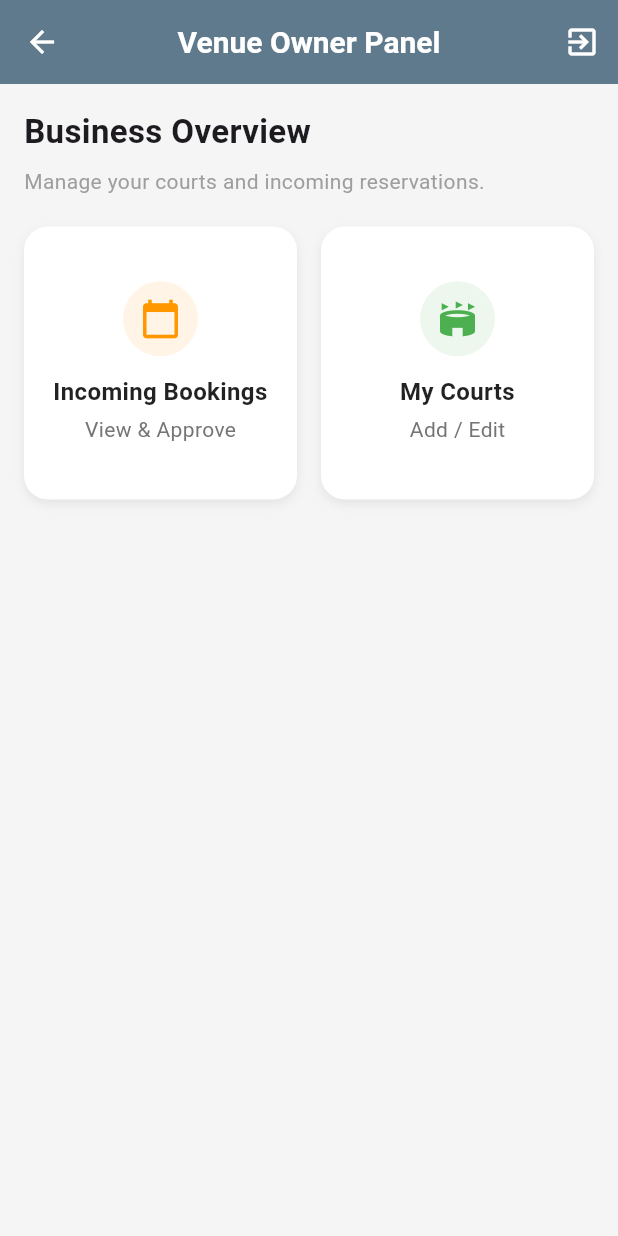
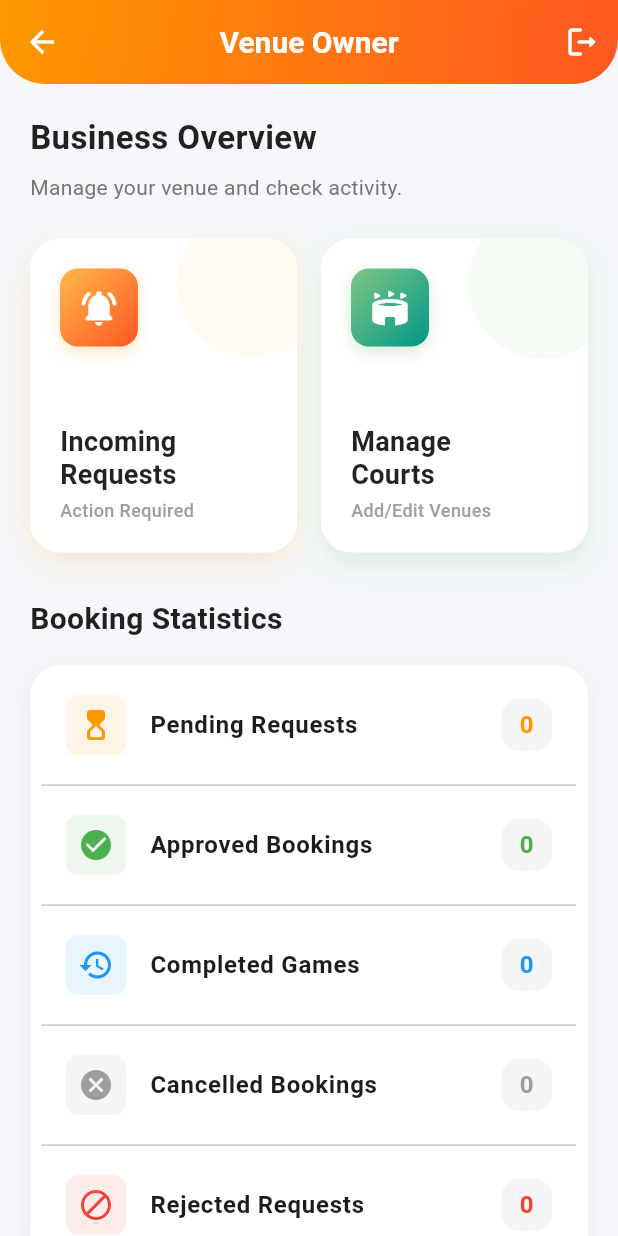
Before and after one commit to AmirKma112/court_time, a Flutter app: the OwnerDashboard screen opened by its route, on a phone screen of 412 x 824 dp. Run offline on Flutter 3.47's test engine with Material 3 defaults, Android fonts, the phone set to English and light mode, and no system bars; our stand-ins replace cloud_firestore, firebase_auth, firebase_core, firebase_storage, image_picker; accounts and stored records are empty.

Commit message:
update owner dashboard

```diff
--- a/lib/screens/owner/owner_dashboard.dart
+++ b/lib/screens/owner/owner_dashboard.dart
@@ -1,13 +1,13 @@
 import 'package:flutter/material.dart';
+import 'package:cloud_firestore/cloud_firestore.dart';
 import '../../services/auth_service.dart';
 import '../auth/login_screen.dart';
-import 'owner_manage_bookings.dart'; // We will create this next
+import 'owner_manage_bookings.dart';
 import 'owner_manage_courts.dart';
 
 class OwnerDashboard extends StatelessWidget {
   const OwnerDashboard({super.key});
 
-  // Logout Logic
   void _handleLogout(BuildContext context) async {
     await AuthService().signOut();
     if (!context.mounted) return;
@@ -20,50 +20,71 @@ class OwnerDashboard extends StatelessWidget {
 
   @override
   Widget build(BuildContext context) {
+    final ownerId = AuthService().getCurrentUserId();
+
+    // Safety check for login
+    if (ownerId == null) return const Scaffold(body: Center(child: Text("Loading...")));
+
     return Scaffold(
+      backgroundColor: const Color(0xFFF5F7FA),
       appBar: AppBar(
-        title: const Text("Venue Owner Panel"),
-        backgroundColor: Colors.blueGrey, // Distinct Owner Color
-        elevation: 2,
+        title: const Text(
+          "Venue Owner",
+          style: TextStyle(fontWeight: FontWeight.bold, color: Colors.white),
+        ),
+        centerTitle: true,
+        backgroundColor: Colors.transparent,
+        elevation: 0,
+        iconTheme: const IconThemeData(color: Colors.white),
+        flexibleSpace: Container(
+          decoration: const BoxDecoration(
+            gradient: LinearGradient(
+              colors: [Colors.orange, Colors.deepOrange],
+              begin: Alignment.topLeft,
+              end: Alignment.bottomRight,
+            ),
+            borderRadius: BorderRadius.vertical(bottom: Radius.circular(30.0)),
+          ),
+        ),
         actions: [
           IconButton(
-            icon: const Icon(Icons.exit_to_app),
-            tooltip: 'Logout',
+            icon: const Icon(Icons.logout_rounded),
             onPressed: () => _handleLogout(context),
           ),
         ],
       ),
-      backgroundColor: Colors.grey[100],
-      body: Padding(
-        padding: const EdgeInsets.all(16.0),
+      body: SingleChildScrollView(
+        padding: const EdgeInsets.all(20.0),
         child: Column(
           crossAxisAlignment: CrossAxisAlignment.start,
           children: [
             const Text(
               "Business Overview",
-              style: TextStyle(fontSize: 22, fontWeight: FontWeight.bold),
+              style: TextStyle(fontSize: 22, fontWeight: FontWeight.bold, color: Colors.black87),
             ),
             const SizedBox(height: 8),
-            const Text(
-              "Manage your courts and incoming reservations.",
-              style: TextStyle(fontSize: 14, color: Colors.grey),
+            Text(
+              "Manage your venue and check activity.",
+              style: TextStyle(fontSize: 14, color: Colors.grey[600]),
             ),
-            const SizedBox(height: 20),
+            const SizedBox(height: 24),
 
-            // Grid of Management Options
-            Expanded(
-              child: GridView.count(
+            // 1. MAIN ACTION GRID
+            GridView.count(
+              shrinkWrap: true,
+              physics: const NeverScrollableScrollPhysics(),
               crossAxisCount: 2,
               crossAxisSpacing: 16,
               mainAxisSpacing: 16,
+              childAspectRatio: 0.85,
               children: [
-                  // 1. Manage Bookings Card
                 _buildOwnerCard(
                   context,
-                    title: "Incoming Bookings",
-                    icon: Icons.calendar_today,
+                  title: "Incoming\nRequests",
+                  subtitle: "Action Required",
+                  icon: Icons.notifications_active_rounded,
                   color: Colors.orange,
-                    count: "View & Approve",
+                  gradient: [Colors.orange.shade300, Colors.deepOrange],
                   onTap: () {
                     Navigator.push(
                       context,
@@ -71,14 +92,13 @@ class OwnerDashboard extends StatelessWidget {
                     );
                   },
                 ),
-
-                  // 2. Manage Courts Card
                 _buildOwnerCard(
                   context,
-                    title: "My Courts",
-                    icon: Icons.stadium,
+                  title: "Manage\nCourts",
+                  subtitle: "Add/Edit Venues",
+                  icon: Icons.stadium_rounded,
                   color: Colors.green,
-                    count: "Add / Edit",
+                  gradient: [Colors.green.shade300, Colors.teal],
                   onTap: () {
                     Navigator.push(
                       context,
@@ -88,6 +108,47 @@ class OwnerDashboard extends StatelessWidget {
                 ),
               ],
             ),
+
+            const SizedBox(height: 30),
+
+            // 2. BOOKING COUNTS SECTION
+            const Text(
+              "Booking Statistics",
+              style: TextStyle(fontSize: 20, fontWeight: FontWeight.bold, color: Colors.black87),
+            ),
+            const SizedBox(height: 16),
+
+            Container(
+              padding: const EdgeInsets.all(8),
+              decoration: BoxDecoration(
+                color: Colors.white,
+                borderRadius: BorderRadius.circular(20),
+                boxShadow: [
+                  BoxShadow(color: Colors.black.withOpacity(0.05), blurRadius: 10, offset: const Offset(0, 4)),
+                ],
+              ),
+              child: Column(
+                children: [
+                  // --- NEW: Pending Requests ---
+                  _buildStatTile(ownerId, "Pending Requests", Icons.hourglass_top_rounded, Colors.orange, 'Pending'),
+                  const Divider(),
+
+                  // Approved
+                  _buildStatTile(ownerId, "Approved Bookings", Icons.check_circle, Colors.green, 'Approved'),
+                  const Divider(),
+
+                  // Completed
+                  _buildStatTile(ownerId, "Completed Games", Icons.history, Colors.blue, 'Completed'),
+                  const Divider(),
+
+                  // Cancelled
+                  _buildStatTile(ownerId, "Cancelled Bookings", Icons.cancel, Colors.grey, 'Cancelled'),
+                  const Divider(),
+
+                  // Rejected
+                  _buildStatTile(ownerId, "Rejected Requests", Icons.block, Colors.red, 'Rejected'),
+                ],
+              ),
             ),
           ],
         ),
@@ -95,12 +156,67 @@ class OwnerDashboard extends StatelessWidget {
     );
   }
 
-  // Reusable Card Widget
+  // --- HELPER: Stat Tile with FutureBuilder ---
+  Widget _buildStatTile(String ownerId, String title, IconData icon, Color color, String status) {
+    return ListTile(
+      contentPadding: const EdgeInsets.symmetric(horizontal: 16, vertical: 4),
+      leading: Container(
+        padding: const EdgeInsets.all(8),
+        decoration: BoxDecoration(
+          color: color.withOpacity(0.1),
+          borderRadius: BorderRadius.circular(8),
+        ),
+        child: Icon(icon, color: color),
+      ),
+      title: Text(title, style: const TextStyle(fontWeight: FontWeight.bold)),
+      // Fetch the count from Firestore directly
+      trailing: FutureBuilder<AggregateQuerySnapshot>(
+        future: FirebaseFirestore.instance
+            .collection('bookings')
+            .where('ownerId', isEqualTo: ownerId)
+            .where('status', isEqualTo: status)
+            .count()
+            .get(),
+        builder: (context, snapshot) {
+          if (snapshot.connectionState == ConnectionState.waiting) {
+            return const SizedBox(
+              width: 16, height: 16,
+              child: CircularProgressIndicator(strokeWidth: 2)
+            );
+          }
+          if (snapshot.hasError) {
+            return const Text("-", style: TextStyle(fontWeight: FontWeight.bold, fontSize: 16));
+          }
+
+          final count = snapshot.data?.count ?? 0;
+
+          return Container(
+            padding: const EdgeInsets.symmetric(horizontal: 12, vertical: 6),
+            decoration: BoxDecoration(
+              color: Colors.grey[100],
+              borderRadius: BorderRadius.circular(12),
+            ),
+            child: Text(
+              "$count",
+              style: TextStyle(
+                fontWeight: FontWeight.bold,
+                fontSize: 16,
+                color: color
+              ),
+            ),
+          );
+        },
+      ),
+    );
+  }
+
+  // --- REUSABLE MODERN CARD WIDGET ---
   Widget _buildOwnerCard(BuildContext context, {
     required String title,
+    required String subtitle,
     required IconData icon,
     required Color color,
-    required String count,
+    required List<Color> gradient,
     required VoidCallback onTap,
   }) {
     return GestureDetector(
@@ -108,44 +224,56 @@ class OwnerDashboard extends StatelessWidget {
       child: Container(
         decoration: BoxDecoration(
           color: Colors.white,
-          borderRadius: BorderRadius.circular(16),
+          borderRadius: BorderRadius.circular(20),
           boxShadow: [
             BoxShadow(
-              color: Colors.grey.withOpacity(0.2),
-              blurRadius: 5,
-              offset: const Offset(0, 3),
+              color: color.withOpacity(0.15),
+              blurRadius: 15,
+              offset: const Offset(0, 8),
             ),
           ],
         ),
-        child: Column(
-          mainAxisAlignment: MainAxisAlignment.center,
+        child: ClipRRect(
+          borderRadius: BorderRadius.circular(20),
+          child: Stack(
             children: [
-            CircleAvatar(
-              radius: 25,
-              backgroundColor: color.withOpacity(0.1),
-              child: Icon(icon, size: 28, color: color),
-            ),
-            const SizedBox(height: 12),
-            Text(
-              title,
-              textAlign: TextAlign.center,
-              style: const TextStyle(
-                fontSize: 16,
-                fontWeight: FontWeight.bold,
-                color: Colors.black87
+              Positioned(
+                right: -20, top: -20,
+                child: Container(
+                  height: 100, width: 100,
+                  decoration: BoxDecoration(color: color.withOpacity(0.05), shape: BoxShape.circle),
                 ),
               ),
+              Padding(
+                padding: const EdgeInsets.all(20.0),
+                child: Column(
+                  crossAxisAlignment: CrossAxisAlignment.start,
+                  mainAxisAlignment: MainAxisAlignment.spaceBetween,
+                  children: [
+                    Container(
+                      padding: const EdgeInsets.all(12),
+                      decoration: BoxDecoration(
+                        gradient: LinearGradient(colors: gradient, begin: Alignment.topLeft, end: Alignment.bottomRight),
+                        borderRadius: BorderRadius.circular(12),
+                        boxShadow: [BoxShadow(color: gradient[0].withOpacity(0.3), blurRadius: 8, offset: const Offset(0, 4))]
+                      ),
+                      child: Icon(icon, color: Colors.white, size: 28),
+                    ),
+                    Column(
+                      crossAxisAlignment: CrossAxisAlignment.start,
+                      children: [
+                        Text(title, style: const TextStyle(fontSize: 18, fontWeight: FontWeight.bold, color: Colors.black87, height: 1.2)),
                         const SizedBox(height: 4),
-            Text(
-              count,
-              style: TextStyle(
-                fontSize: 14,
-                color: Colors.grey[600]
+                        Text(subtitle, style: TextStyle(fontSize: 12, color: Colors.grey[500], fontWeight: FontWeight.w500)),
+                      ],
+                    ),
+                  ],
                 ),
               ),
             ],
           ),
         ),
+      ),
     );
   }
 }
```
Lines whose indentation alone changed are shown as unchanged.
